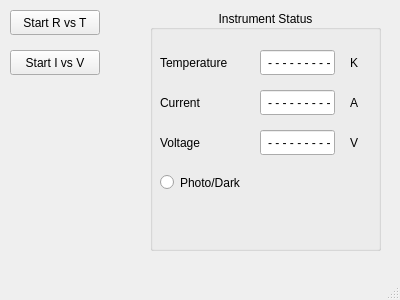
Qt-Widgets/conductivity, file mainwindow.ui: the form before one commit.
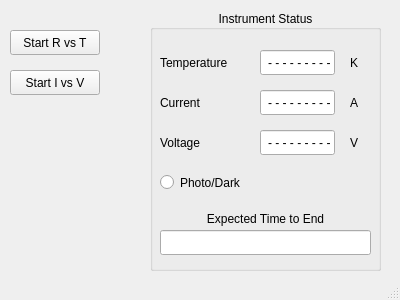
The form after the commit.

Commit message: Aggiunta la stima del tempo necessario per la misura nel caso di misure RvsT

The edit to the form file:
```diff
--- a/mainwindow.ui
+++ b/mainwindow.ui
@@ -18,7 +18,7 @@
     <property name="geometry">
      <rect>
       <x>10</x>
-      <y>10</y>
+      <y>30</y>
       <width>90</width>
       <height>25</height>
      </rect>
@@ -34,7 +34,7 @@
     <property name="geometry">
      <rect>
       <x>10</x>
-      <y>50</y>
+      <y>70</y>
       <width>90</width>
       <height>25</height>
      </rect>
@@ -49,7 +49,7 @@
       <x>150</x>
       <y>10</y>
       <width>231</width>
-      <height>241</height>
+      <height>261</height>
      </rect>
     </property>
     <property name="title">
@@ -206,6 +206,38 @@
       <string>Photo/Dark</string>
      </property>
     </widget>
+    <widget class="QLabel" name="label">
+     <property name="geometry">
+      <rect>
+       <x>10</x>
+       <y>200</y>
+       <width>211</width>
+       <height>17</height>
+      </rect>
+     </property>
+     <property name="text">
+      <string>Expected Time to End</string>
+     </property>
+     <property name="alignment">
+      <set>Qt::AlignCenter</set>
+     </property>
+    </widget>
+    <widget class="QLineEdit" name="endTimeEdit">
+     <property name="geometry">
+      <rect>
+       <x>10</x>
+       <y>220</y>
+       <width>211</width>
+       <height>25</height>
+      </rect>
+     </property>
+     <property name="alignment">
+      <set>Qt::AlignCenter</set>
+     </property>
+     <property name="readOnly">
+      <bool>true</bool>
+     </property>
+    </widget>
    </widget>
   </widget>
   <widget class="QStatusBar" name="statusBar"/>
```
The commit also changes 2 other files.
